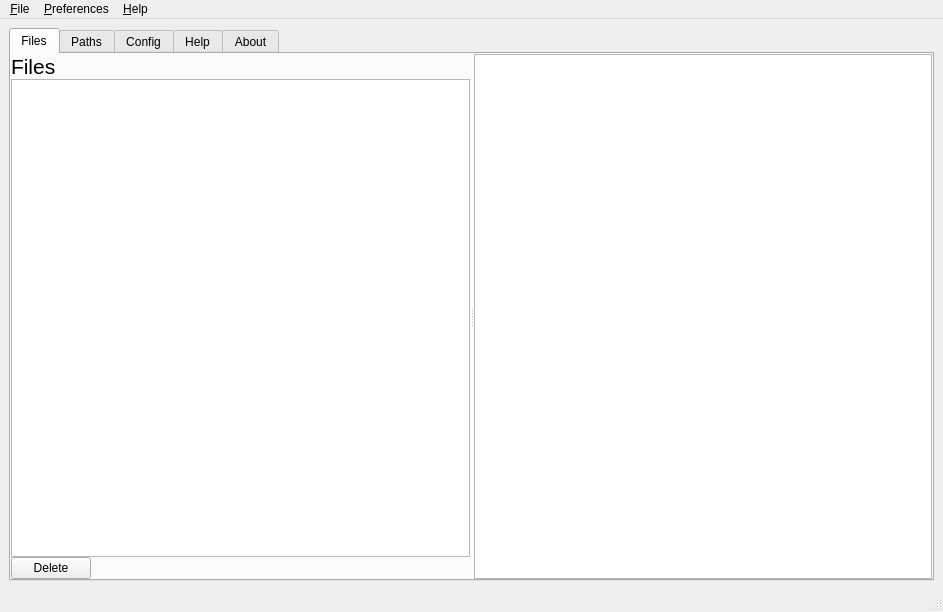
Old version of the form SearchEngineGUI/mainwindow.ui in the repository kapsimus/Search_engine.
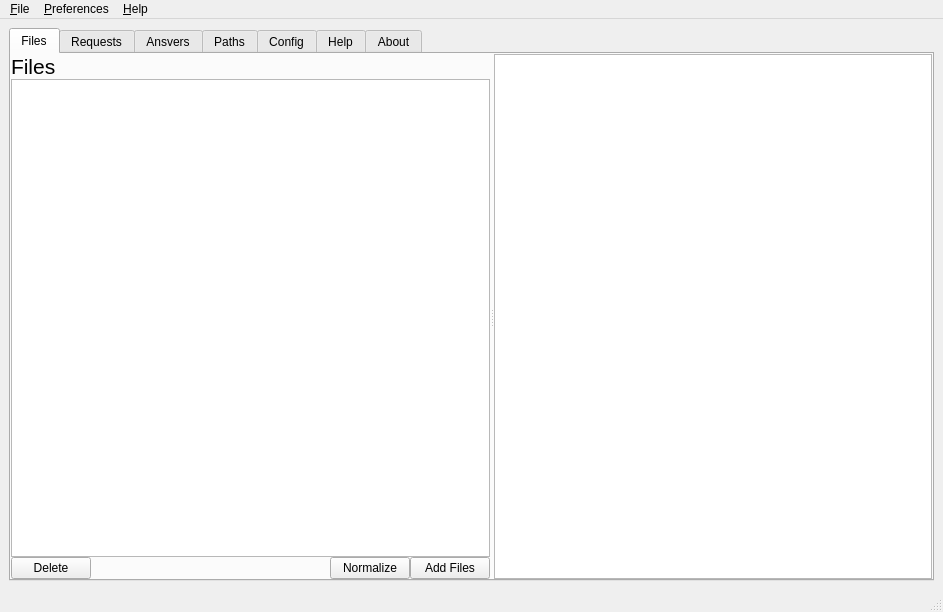
New version of the form. The open tabs and pages were chosen to show the change.

```diff
--- a/SearchEngineGUI/mainwindow.ui
+++ b/SearchEngineGUI/mainwindow.ui
@@ -173,6 +173,20 @@
                 </property>
                </spacer>
               </item>
+              <item>
+               <widget class="QPushButton" name="pbNormalize">
+                <property name="text">
+                 <string>Normalize</string>
+                </property>
+               </widget>
+              </item>
+              <item>
+               <widget class="QPushButton" name="pbAddFiles">
+                <property name="text">
+                 <string>Add Files</string>
+                </property>
+               </widget>
+              </item>
              </layout>
             </item>
            </layout>
@@ -186,6 +200,16 @@
         </item>
        </layout>
       </widget>
+      <widget class="QWidget" name="tabRequests">
+       <attribute name="title">
+        <string>Requests</string>
+       </attribute>
+      </widget>
+      <widget class="QWidget" name="tabAnsvers">
+       <attribute name="title">
+        <string>Ansvers</string>
+       </attribute>
+      </widget>
       <widget class="QWidget" name="tabPaths">
        <attribute name="title">
         <string>Paths</string>
```
Left out of the diff: 19 changed lines with no effect on the pictures.
